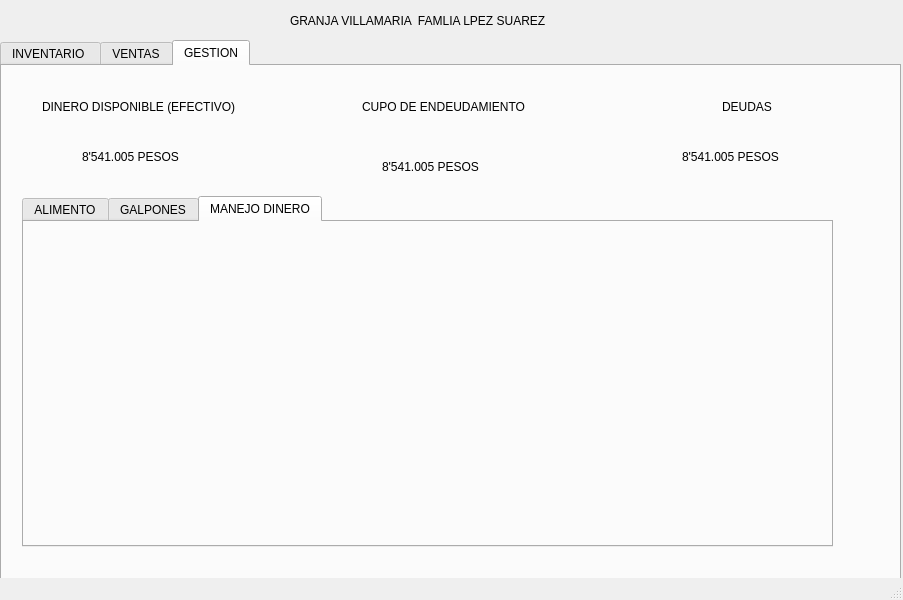
Qt form interfaz grafica/GUI.ui (joaramirezra/Huevos-familia-lopez) before a commit.
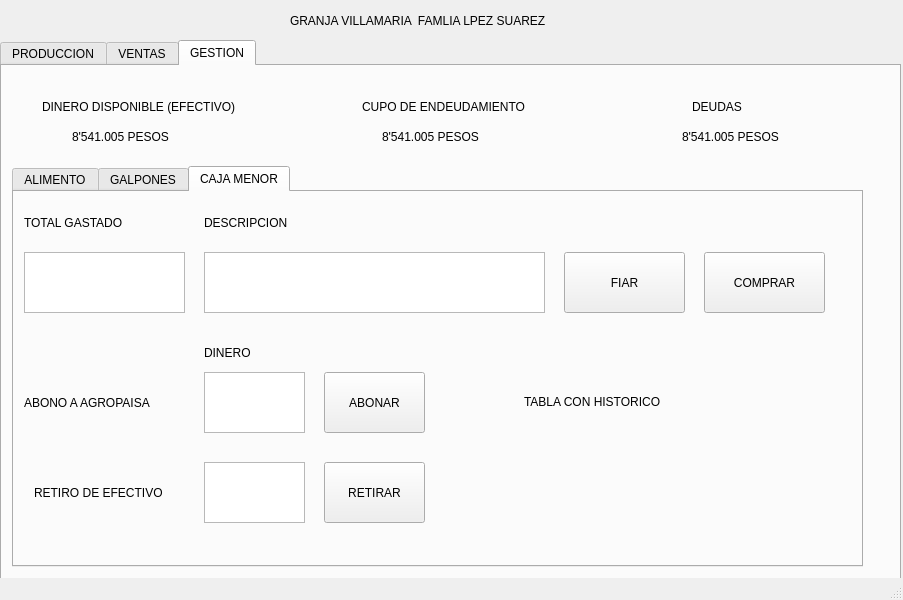
The same form after that commit. The open tabs and pages were chosen to show the change.

Commit message: isses changed by client requirement

Diff of the .ui file:
```diff
--- a/interfaz grafica/GUI.ui
+++ b/interfaz grafica/GUI.ui
@@ -28,7 +28,7 @@
     </property>
     <widget class="QWidget" name="tab">
      <attribute name="title">
-      <string>INVENTARIO </string>
+      <string>PRODUCCION</string>
      </attribute>
      <widget class="QComboBox" name="comboBox">
       <property name="geometry">
@@ -778,7 +778,7 @@
      <widget class="QLabel" name="label_15">
       <property name="geometry">
        <rect>
-        <x>720</x>
+        <x>690</x>
         <y>20</y>
         <width>81</width>
         <height>41</height>
@@ -804,8 +804,8 @@
      <widget class="QLabel" name="label_17">
       <property name="geometry">
        <rect>
-        <x>80</x>
-        <y>70</y>
+        <x>70</x>
+        <y>50</y>
         <width>171</width>
         <height>41</height>
        </rect>
@@ -818,7 +818,7 @@
       <property name="geometry">
        <rect>
         <x>680</x>
-        <y>70</y>
+        <y>50</y>
         <width>171</width>
         <height>41</height>
        </rect>
@@ -831,7 +831,7 @@
       <property name="geometry">
        <rect>
         <x>380</x>
-        <y>80</y>
+        <y>50</y>
         <width>171</width>
         <height>41</height>
        </rect>
@@ -843,10 +843,10 @@
      <widget class="QTabWidget" name="tabWidget_2">
       <property name="geometry">
        <rect>
-        <x>20</x>
-        <y>130</y>
-        <width>811</width>
-        <height>351</height>
+        <x>10</x>
+        <y>100</y>
+        <width>851</width>
+        <height>401</height>
        </rect>
       </property>
       <property name="currentIndex">
@@ -1296,8 +1296,216 @@
       </widget>
       <widget class="QWidget" name="tab_9">
        <attribute name="title">
-        <string>MANEJO DINERO</string>
+        <string>CAJA MENOR</string>
        </attribute>
+       <widget class="QTextEdit" name="textEdit_25">
+        <property name="geometry">
+         <rect>
+          <x>190</x>
+          <y>180</y>
+          <width>101</width>
+          <height>61</height>
+         </rect>
+        </property>
+        <property name="html">
+         <string>&lt;!DOCTYPE HTML PUBLIC &quot;-//W3C//DTD HTML 4.0//EN&quot; &quot;http://www.w3.org/TR/REC-html40/strict.dtd&quot;&gt;
+&lt;html&gt;&lt;head&gt;&lt;meta name=&quot;qrichtext&quot; content=&quot;1&quot; /&gt;&lt;style type=&quot;text/css&quot;&gt;
+p, li { white-space: pre-wrap; }
+&lt;/style&gt;&lt;/head&gt;&lt;body style=&quot; font-family:'Ubuntu'; font-size:11pt; font-weight:400; font-style:normal;&quot;&gt;
+&lt;p style=&quot;-qt-paragraph-type:empty; margin-top:0px; margin-bottom:0px; margin-left:0px; margin-right:0px; -qt-block-indent:0; text-indent:0px;&quot;&gt;&lt;br /&gt;&lt;/p&gt;&lt;/body&gt;&lt;/html&gt;</string>
+        </property>
+       </widget>
+       <widget class="QPushButton" name="pushButton_16">
+        <property name="geometry">
+         <rect>
+          <x>310</x>
+          <y>180</y>
+          <width>101</width>
+          <height>61</height>
+         </rect>
+        </property>
+        <property name="text">
+         <string>ABONAR</string>
+        </property>
+       </widget>
+       <widget class="QLabel" name="label_57">
+        <property name="geometry">
+         <rect>
+          <x>10</x>
+          <y>190</y>
+          <width>161</width>
+          <height>41</height>
+         </rect>
+        </property>
+        <property name="text">
+         <string>ABONO A AGROPAISA</string>
+        </property>
+       </widget>
+       <widget class="QLabel" name="label_58">
+        <property name="geometry">
+         <rect>
+          <x>20</x>
+          <y>280</y>
+          <width>161</width>
+          <height>41</height>
+         </rect>
+        </property>
+        <property name="text">
+         <string>RETIRO DE EFECTIVO</string>
+        </property>
+       </widget>
+       <widget class="QTextEdit" name="textEdit_26">
+        <property name="geometry">
+         <rect>
+          <x>190</x>
+          <y>270</y>
+          <width>101</width>
+          <height>61</height>
+         </rect>
+        </property>
+        <property name="html">
+         <string>&lt;!DOCTYPE HTML PUBLIC &quot;-//W3C//DTD HTML 4.0//EN&quot; &quot;http://www.w3.org/TR/REC-html40/strict.dtd&quot;&gt;
+&lt;html&gt;&lt;head&gt;&lt;meta name=&quot;qrichtext&quot; content=&quot;1&quot; /&gt;&lt;style type=&quot;text/css&quot;&gt;
+p, li { white-space: pre-wrap; }
+&lt;/style&gt;&lt;/head&gt;&lt;body style=&quot; font-family:'Ubuntu'; font-size:11pt; font-weight:400; font-style:normal;&quot;&gt;
+&lt;p style=&quot;-qt-paragraph-type:empty; margin-top:0px; margin-bottom:0px; margin-left:0px; margin-right:0px; -qt-block-indent:0; text-indent:0px;&quot;&gt;&lt;br /&gt;&lt;/p&gt;&lt;/body&gt;&lt;/html&gt;</string>
+        </property>
+       </widget>
+       <widget class="QPushButton" name="pushButton_17">
+        <property name="geometry">
+         <rect>
+          <x>310</x>
+          <y>270</y>
+          <width>101</width>
+          <height>61</height>
+         </rect>
+        </property>
+        <property name="text">
+         <string>RETIRAR</string>
+        </property>
+       </widget>
+       <widget class="QLabel" name="label_59">
+        <property name="geometry">
+         <rect>
+          <x>190</x>
+          <y>10</y>
+          <width>161</width>
+          <height>41</height>
+         </rect>
+        </property>
+        <property name="text">
+         <string>DESCRIPCION </string>
+        </property>
+       </widget>
+       <widget class="QPushButton" name="pushButton_18">
+        <property name="geometry">
+         <rect>
+          <x>690</x>
+          <y>60</y>
+          <width>121</width>
+          <height>61</height>
+         </rect>
+        </property>
+        <property name="text">
+         <string>COMPRAR</string>
+        </property>
+       </widget>
+       <widget class="QTextEdit" name="textEdit_27">
+        <property name="geometry">
+         <rect>
+          <x>10</x>
+          <y>60</y>
+          <width>161</width>
+          <height>61</height>
+         </rect>
+        </property>
+        <property name="html">
+         <string>&lt;!DOCTYPE HTML PUBLIC &quot;-//W3C//DTD HTML 4.0//EN&quot; &quot;http://www.w3.org/TR/REC-html40/strict.dtd&quot;&gt;
+&lt;html&gt;&lt;head&gt;&lt;meta name=&quot;qrichtext&quot; content=&quot;1&quot; /&gt;&lt;style type=&quot;text/css&quot;&gt;
+p, li { white-space: pre-wrap; }
+&lt;/style&gt;&lt;/head&gt;&lt;body style=&quot; font-family:'Ubuntu'; font-size:11pt; font-weight:400; font-style:normal;&quot;&gt;
+&lt;p style=&quot;-qt-paragraph-type:empty; margin-top:0px; margin-bottom:0px; margin-left:0px; margin-right:0px; -qt-block-indent:0; text-indent:0px;&quot;&gt;&lt;br /&gt;&lt;/p&gt;&lt;/body&gt;&lt;/html&gt;</string>
+        </property>
+       </widget>
+       <widget class="QTextEdit" name="textEdit_28">
+        <property name="geometry">
+         <rect>
+          <x>190</x>
+          <y>60</y>
+          <width>341</width>
+          <height>61</height>
+         </rect>
+        </property>
+        <property name="html">
+         <string>&lt;!DOCTYPE HTML PUBLIC &quot;-//W3C//DTD HTML 4.0//EN&quot; &quot;http://www.w3.org/TR/REC-html40/strict.dtd&quot;&gt;
+&lt;html&gt;&lt;head&gt;&lt;meta name=&quot;qrichtext&quot; content=&quot;1&quot; /&gt;&lt;style type=&quot;text/css&quot;&gt;
+p, li { white-space: pre-wrap; }
+&lt;/style&gt;&lt;/head&gt;&lt;body style=&quot; font-family:'Ubuntu'; font-size:11pt; font-weight:400; font-style:normal;&quot;&gt;
+&lt;p style=&quot;-qt-paragraph-type:empty; margin-top:0px; margin-bottom:0px; margin-left:0px; margin-right:0px; -qt-block-indent:0; text-indent:0px;&quot;&gt;&lt;br /&gt;&lt;/p&gt;&lt;/body&gt;&lt;/html&gt;</string>
+        </property>
+       </widget>
+       <widget class="QLabel" name="label_61">
+        <property name="geometry">
+         <rect>
+          <x>10</x>
+          <y>10</y>
+          <width>161</width>
+          <height>41</height>
+         </rect>
+        </property>
+        <property name="text">
+         <string>TOTAL GASTADO</string>
+        </property>
+       </widget>
+       <widget class="QPushButton" name="pushButton_19">
+        <property name="geometry">
+         <rect>
+          <x>550</x>
+          <y>60</y>
+          <width>121</width>
+          <height>61</height>
+         </rect>
+        </property>
+        <property name="text">
+         <string>FIAR</string>
+        </property>
+       </widget>
+       <widget class="QWidget" name="widget_3" native="true">
+        <property name="geometry">
+         <rect>
+          <x>430</x>
+          <y>140</y>
+          <width>381</width>
+          <height>211</height>
+         </rect>
+        </property>
+        <widget class="QLabel" name="label_20">
+         <property name="geometry">
+          <rect>
+           <x>80</x>
+           <y>60</y>
+           <width>261</width>
+           <height>20</height>
+          </rect>
+         </property>
+         <property name="text">
+          <string>TABLA CON HISTORICO </string>
+         </property>
+        </widget>
+       </widget>
+       <widget class="QLabel" name="label_60">
+        <property name="geometry">
+         <rect>
+          <x>190</x>
+          <y>140</y>
+          <width>161</width>
+          <height>41</height>
+         </rect>
+        </property>
+        <property name="text">
+         <string>DINERO </string>
+        </property>
+       </widget>
       </widget>
      </widget>
     </widget>
```
Left out of the diff: 439 changed lines with no effect on the pictures.
